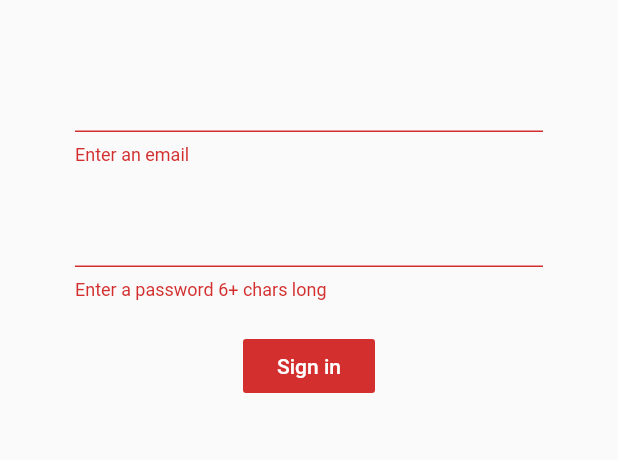
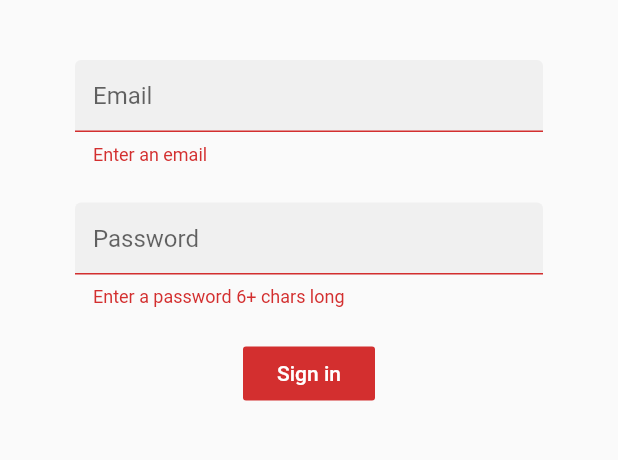
Before and after one commit to AhmadJavaidWork/brew_crew, a Flutter app: the screen it shows after launch, after a tap on "Sign in", on a phone screen of 412 x 824 dp, the part 84-544 px from its top. Run offline on Flutter 3.47's test engine with Material 2 defaults, Android fonts, the phone set to English and light mode, and no system bars; our stand-ins replace firebase_auth; accounts and stored records are empty.

Commit message:
decorated text inputs

```diff
--- a/lib/screens/authenticate/register.dart
+++ b/lib/screens/authenticate/register.dart
@@ -1,4 +1,5 @@
 import 'package:brew_crew/services/auth.dart';
+import 'package:brew_crew/shared/constants.dart';
 import 'package:flutter/material.dart';
 
 class Register extends StatefulWidget {
@@ -53,9 +54,12 @@ class _RegisterState extends State<Register> {
                     email = value;
                   });
                 },
+                decoration: textInputDecoration.copyWith(
+                  hintText: 'Email',
+                ),
               ),
               SizedBox(
-                height: 20.0,
+                height: 25.0,
               ),
               TextFormField(
                 validator: (value) =>
@@ -66,6 +70,9 @@ class _RegisterState extends State<Register> {
                     password = value;
                   });
                 },
+                decoration: textInputDecoration.copyWith(
+                  hintText: 'Password',
+                ),
               ),
               SizedBox(
                 height: 20.0,
--- a/lib/screens/authenticate/sign_in.dart
+++ b/lib/screens/authenticate/sign_in.dart
@@ -1,4 +1,5 @@
 import 'package:brew_crew/services/auth.dart';
+import 'package:brew_crew/shared/constants.dart';
 import 'package:flutter/material.dart';
 
 class SignIn extends StatefulWidget {
@@ -53,9 +54,12 @@ class _SignInState extends State<SignIn> {
                     email = value;
                   });
                 },
+                decoration: textInputDecoration.copyWith(
+                  hintText: 'Email',
+                ),
               ),
               SizedBox(
-                height: 20.0,
+                height: 25.0,
               ),
               TextFormField(
                 validator: (value) =>
@@ -66,6 +70,9 @@ class _SignInState extends State<SignIn> {
                     password = value;
                   });
                 },
+                decoration: textInputDecoration.copyWith(
+                  hintText: 'Password',
+                ),
               ),
               SizedBox(
                 height: 20.0,
--- /dev/null
+++ b/lib/shared/constants.dart
@@ -0,0 +1,17 @@
+import 'package:flutter/material.dart';
+
+const textInputDecoration = InputDecoration(
+  filled: true,
+  enabledBorder: OutlineInputBorder(
+    borderSide: BorderSide(
+      color: Colors.black,
+      width: 1.0,
+    ),
+  ),
+  focusedBorder: OutlineInputBorder(
+    borderSide: BorderSide(
+      color: Colors.pink,
+      width: 1.0,
+    ),
+  ),
+);
```
